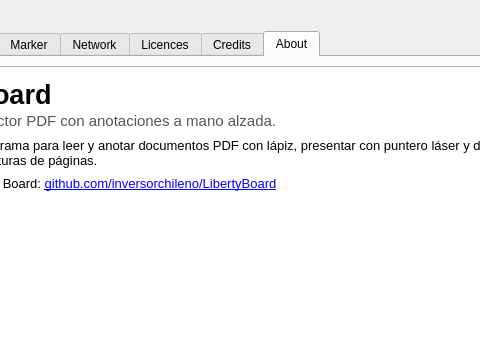
This is resources/forms/preferences.ui in inversorchileno/MasterBoard as Qt 5 draws it before an edit; both pictures show x 170 to 650 and y 0 to 345 of the 1074 by 566 pixel window. The edited form follows.
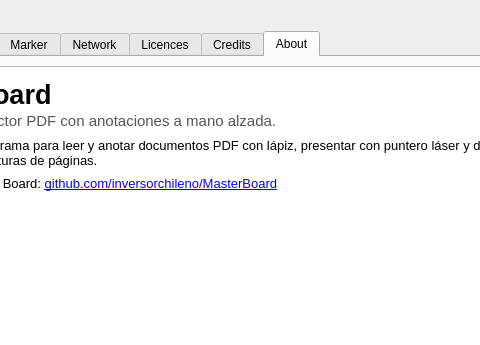
This is the edited form. Icons and pictures are not drawn. Custom widgets are drawn as their Qt base class.

Commit message:
fix: address of the repository, now MasterBoard
The repository was renamed to inversorchileno/MasterBoard: the update,
the GitHub menu, the About text, the home page and the README use the
new address. The earlier versions keep working, as GitHub redirects
the old one.

Claude-Session: https://claude.ai/code/session_01VajUBDK1vbJR5xi2du8hRX

```diff
--- a/resources/forms/preferences.ui
+++ b/resources/forms/preferences.ui
@@ -3223,7 +3223,7 @@
 &lt;p style=&quot;font-size:11pt; color:#555555;&quot;&gt;Pizarra digital y lector PDF con anotaciones a mano alzada.&lt;/p&gt;&lt;/td&gt;
 &lt;/tr&gt;&lt;/table&gt;
 &lt;p&gt;Master Board es un programa para leer y anotar documentos PDF con lápiz, presentar con puntero láser y dibujar sobre el escritorio. Incluye paneles de herramientas, formas, resaltador, notas y miniaturas de páginas.&lt;/p&gt;
-&lt;p&gt;Código fuente de Master Board: &lt;a href=&quot;https://github.com/inversorchileno/LibertyBoard&quot;&gt;github.com/inversorchileno/LibertyBoard&lt;/a&gt;&lt;/p&gt;
+&lt;p&gt;Código fuente de Master Board: &lt;a href=&quot;https://github.com/inversorchileno/MasterBoard&quot;&gt;github.com/inversorchileno/MasterBoard&lt;/a&gt;&lt;/p&gt;
 &lt;/body&gt;&lt;/html&gt;</string>
          </property>
          <property name="openExternalLinks">
```
The commit also changes 5 other files.
